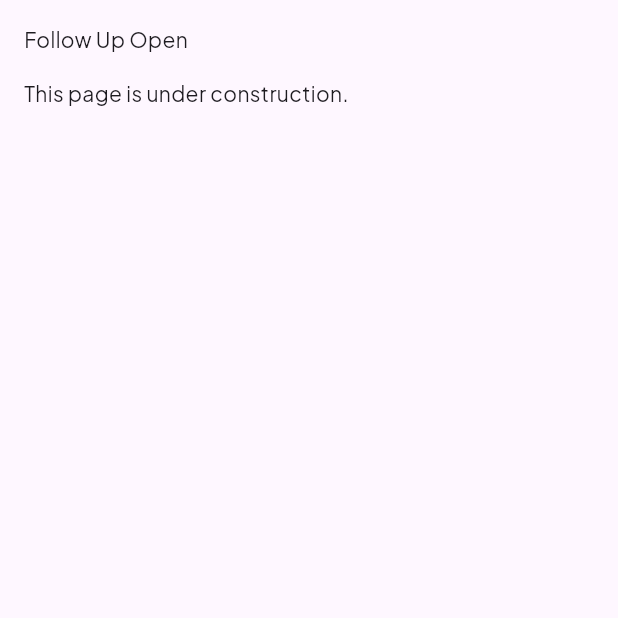
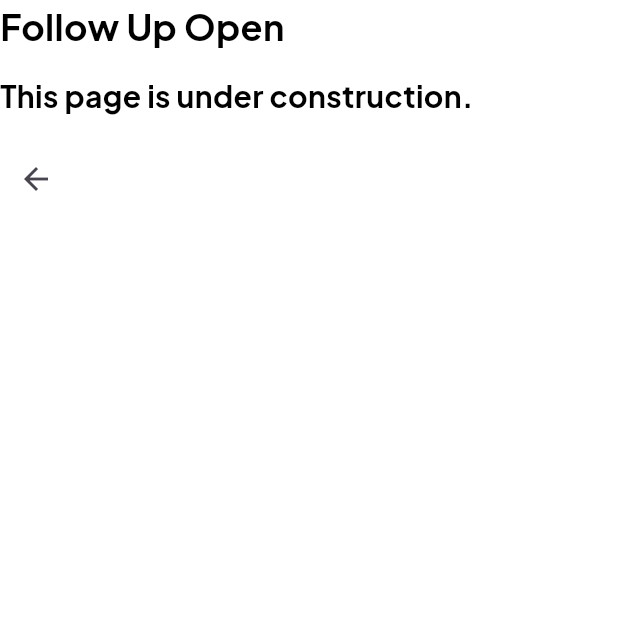
Before and after one commit to DartlinWave/LawConnect-Mobile-Flutter, a Flutter app: the FollowUpOpenPage screen opened directly with empty values, on a phone screen of 412 x 824 dp, the top half of it. Run offline on Flutter 3.47's test engine with Material 3 defaults, Android fonts, the phone set to English and light mode, and no system bars; network calls fail.

Commit message:
chore: leave message "under construction"

```diff
--- a/lib/features/cases/presentation/pages/follow_up_open_page.dart
+++ b/lib/features/cases/presentation/pages/follow_up_open_page.dart
@@ -1,4 +1,5 @@
 import 'package:flutter/material.dart';
+import 'package:lawconnect_mobile_flutter/core/theme/color_palette.dart';
 import 'package:lawconnect_mobile_flutter/features/cases/domain/entities/case.dart';
 
 class FollowUpOpenPage extends StatefulWidget {
@@ -13,15 +14,39 @@ class FollowUpOpenPage extends StatefulWidget {
 class _FollowUpOpenPageState extends State<FollowUpOpenPage> {
   @override
   Widget build(BuildContext context) {
-    return Container(
-      padding: const EdgeInsets.all(16.0),
-      child: Column(
-        crossAxisAlignment: CrossAxisAlignment.start,
-        children: [
-          Text('Follow Up Open'),
-          const SizedBox(height: 16.0),
-          Text('This page is under construction.'),
-        ],
+    return Scaffold(
+      backgroundColor: ColorPalette.whiteColor,
+      body: SafeArea(
+        child: Column(
+          crossAxisAlignment: CrossAxisAlignment.start,
+          children: [
+            Text(
+              "Follow Up Open",
+              style: TextStyle(
+                color: ColorPalette.blackColor,
+                fontWeight: FontWeight.bold,
+                fontSize: 24,
+              ),
+            ),
+            SizedBox(height: 16),
+            Text(
+              "This page is under construction.",
+              style: TextStyle(
+                color: ColorPalette.blackColor,
+                fontWeight: FontWeight.bold,
+                fontSize: 20,
+              ),
+            ),
+            SizedBox(height: 16),
+
+            BackButton(
+              onPressed: () {
+                // it's just temporary, it will be replaced with the content of the page
+                Navigator.pop(context);
+              },
+            ),
+          ],
+        ),
       ),
     );
   }
```
Also changed, not shown: lib/features/cases/presentation/pages/follow_up_in_evaluation_page.dart (+28 -6 lines).
